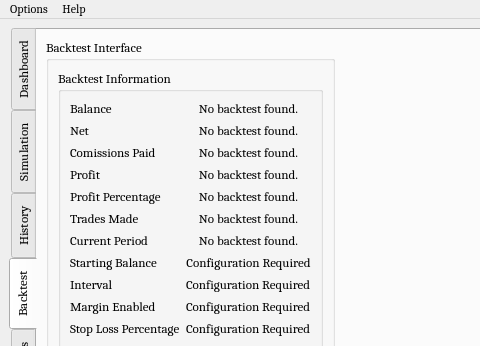
Before: the Qt Designer form UI/algobot.ui in ZENALC/algobot, drawn with Qt 5; both pictures show x 0 to 480 and y 0 to 346 of the 1000 by 821 pixel window.
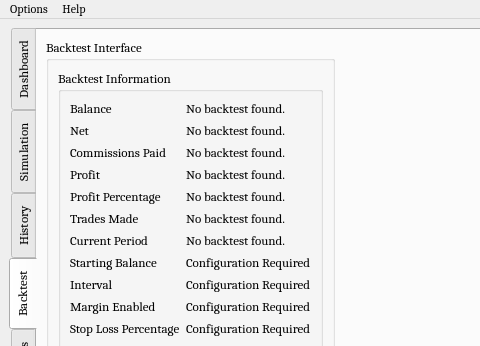
After: the same form once the commit is applied. Icons and pictures are not drawn. Custom widgets are drawn as their Qt base class.

The edit to the form file:
```diff
--- a/UI/algobot.ui
+++ b/UI/algobot.ui
@@ -1372,7 +1372,7 @@
                  <string>No backtest found.</string>
                 </property>
                 <property name="alignment">
-                 <set>Qt::AlignCenter</set>
+                 <set>Qt::AlignLeading|Qt::AlignLeft|Qt::AlignVCenter</set>
                 </property>
                </widget>
               </item>
@@ -1389,14 +1389,14 @@
                  <string>No backtest found.</string>
                 </property>
                 <property name="alignment">
-                 <set>Qt::AlignCenter</set>
+                 <set>Qt::AlignLeading|Qt::AlignLeft|Qt::AlignVCenter</set>
                 </property>
                </widget>
               </item>
               <item row="3" column="0">
                <widget class="QLabel" name="backtestCommissionsPaidLabel">
                 <property name="text">
-                 <string>Comissions Paid</string>
+                 <string>Commissions Paid</string>
                 </property>
                </widget>
               </item>
@@ -1406,7 +1406,7 @@
                  <string>No backtest found.</string>
                 </property>
                 <property name="alignment">
-                 <set>Qt::AlignCenter</set>
+                 <set>Qt::AlignLeading|Qt::AlignLeft|Qt::AlignVCenter</set>
                 </property>
                </widget>
               </item>
@@ -1423,7 +1423,7 @@
                  <string>No backtest found.</string>
                 </property>
                 <property name="alignment">
-                 <set>Qt::AlignCenter</set>
+                 <set>Qt::AlignLeading|Qt::AlignLeft|Qt::AlignVCenter</set>
                 </property>
                </widget>
               </item>
@@ -1440,7 +1440,7 @@
                  <string>No backtest found.</string>
                 </property>
                 <property name="alignment">
-                 <set>Qt::AlignCenter</set>
+                 <set>Qt::AlignLeading|Qt::AlignLeft|Qt::AlignVCenter</set>
                 </property>
                </widget>
               </item>
@@ -1457,7 +1457,7 @@
                  <string>No backtest found.</string>
                 </property>
                 <property name="alignment">
-                 <set>Qt::AlignCenter</set>
+                 <set>Qt::AlignLeading|Qt::AlignLeft|Qt::AlignVCenter</set>
                 </property>
                </widget>
               </item>
@@ -1530,7 +1530,7 @@
                  <string>No backtest found.</string>
                 </property>
                 <property name="alignment">
-                 <set>Qt::AlignCenter</set>
+                 <set>Qt::AlignLeading|Qt::AlignLeft|Qt::AlignVCenter</set>
                 </property>
                </widget>
               </item>
@@ -1631,7 +1631,7 @@
                  <string>Configuration Required</string>
                 </property>
                 <property name="alignment">
-                 <set>Qt::AlignCenter</set>
+                 <set>Qt::AlignLeading|Qt::AlignLeft|Qt::AlignVCenter</set>
                 </property>
                </widget>
               </item>
```
